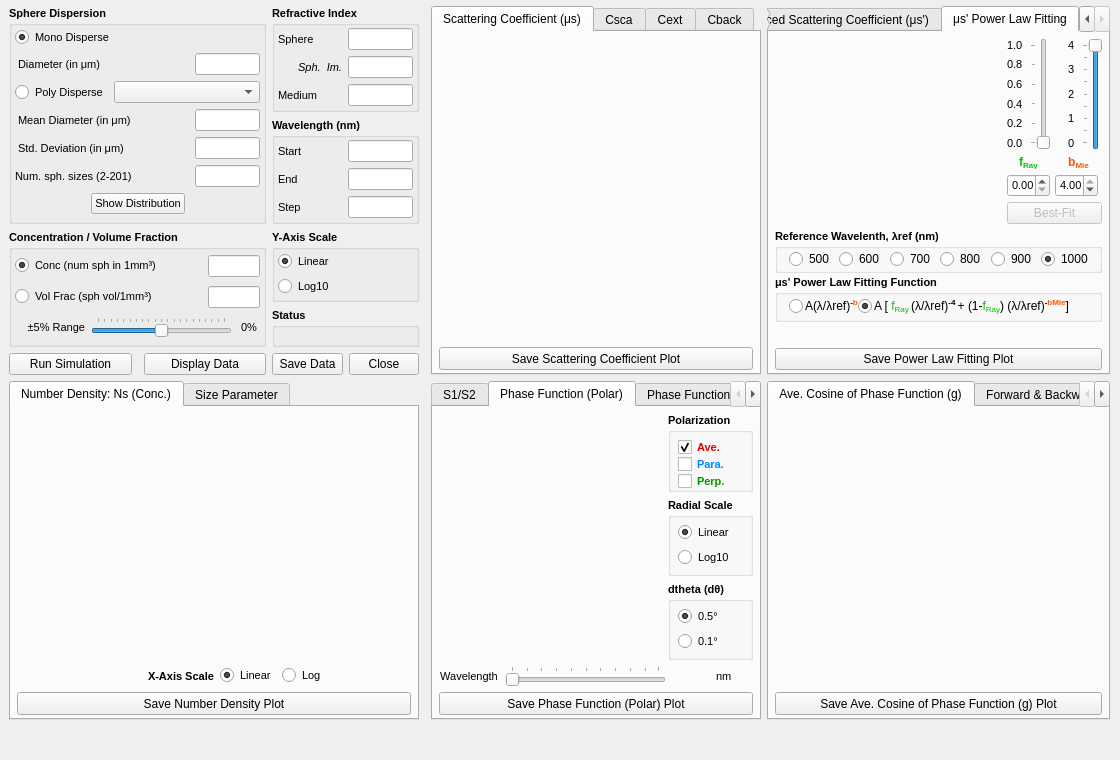
Above: src/app/dialog/mainwindow.ui from VirtualPhotonics/MieSimulatorGUI before the change. Below: the same form after it.
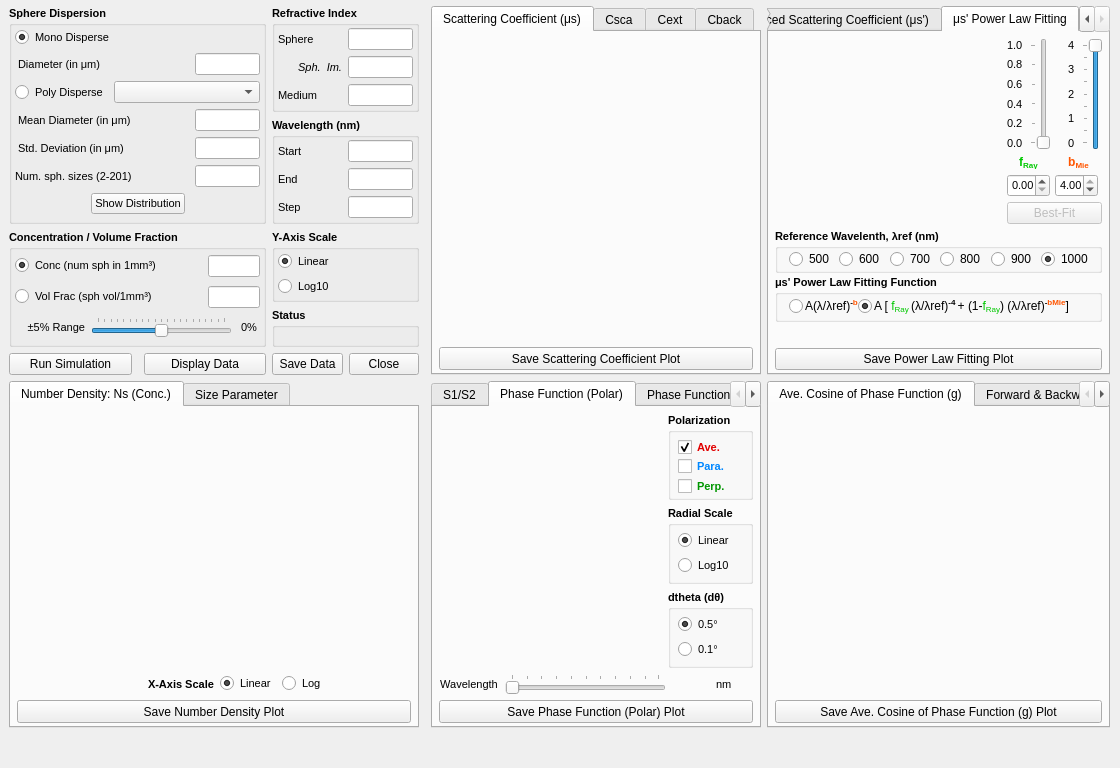
That is the form after the change. Icons and pictures are not drawn. Custom widgets are drawn as their Qt base class.

Commit message: Set window size to 1120x768

What changed in the file:
```diff
--- a/src/app/dialog/mainwindow.ui
+++ b/src/app/dialog/mainwindow.ui
@@ -7,7 +7,7 @@
     <x>0</x>
     <y>0</y>
     <width>1120</width>
-    <height>760</height>
+    <height>768</height>
    </rect>
   </property>
   <property name="sizePolicy">
@@ -19,7 +19,7 @@
   <property name="minimumSize">
    <size>
     <width>1120</width>
-    <height>760</height>
+    <height>768</height>
    </size>
   </property>
   <property name="font">
```
The commit also changes 1 other file.
